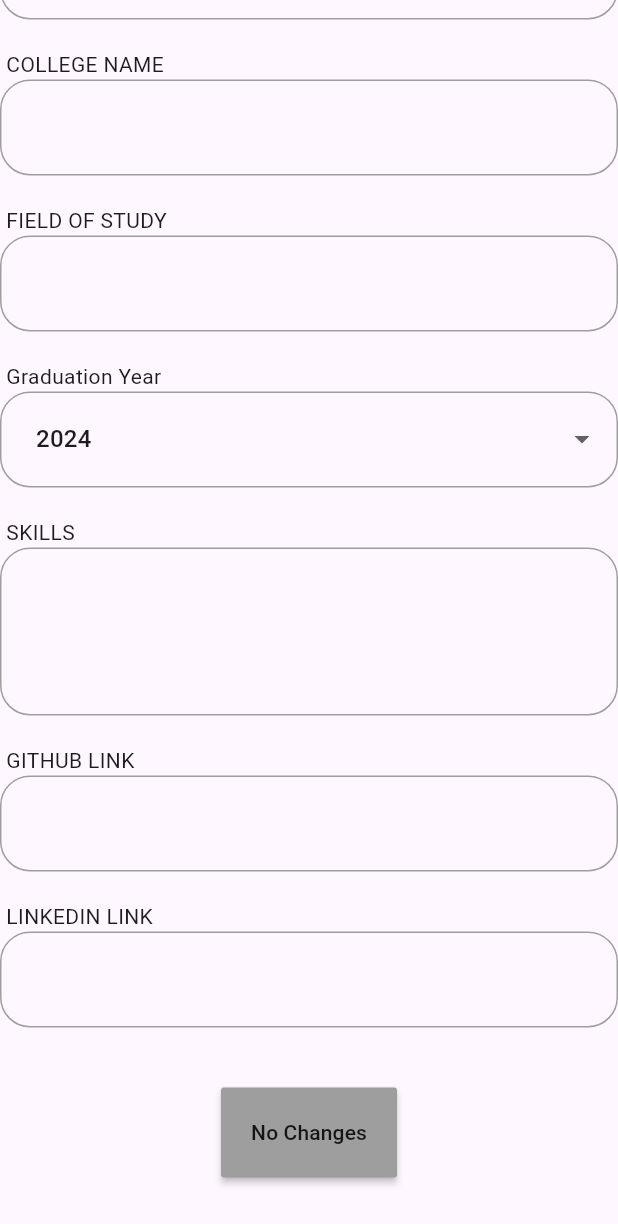
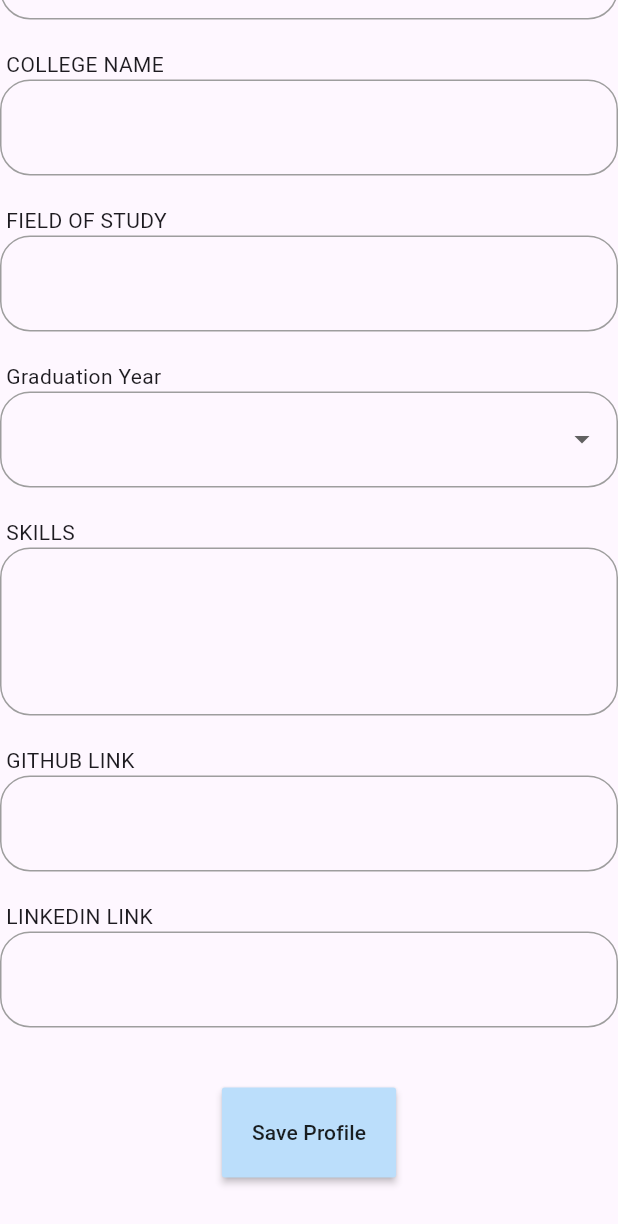
Before and after one commit to vishal-sah/CodeSphere, a Flutter app: the ProfileForm widget shown alone on an empty page, opened directly, scrolled down 828 dp, on a phone screen of 412 x 824 dp. Shown: the top 1224 px of the screen. Run offline on Flutter 3.47's test engine with Material 3 defaults, Android fonts, the phone set to English and light mode, and no system bars; our stand-ins replace cloud_firestore, file_picker, firebase_auth, firebase_core, firebase_storage, image_picker and 1 more; accounts and stored records are empty.

Commit message:
Added User Details from Firebase

```diff
--- a/lib/auth/verify_email.dart
+++ b/lib/auth/verify_email.dart
@@ -1,5 +1,6 @@
 import 'dart:async';
 import 'package:codesphere/dashboard/dashboard.dart';
+import 'package:codesphere/screens/create_account_page.dart';
 import 'package:codesphere/screens/profile_form.dart';
 import 'package:flutter/material.dart';
 import 'package:firebase_auth/firebase_auth.dart';
@@ -91,7 +92,7 @@
             appBar: AppBar(
               title: Text('Provide your details'),
             ),
-            body: ProfileForm(),
+            body: ProfileSection(),
           )
         : Scaffold(
             appBar: AppBar(
--- a/lib/dashboard/dashboard.dart
+++ b/lib/dashboard/dashboard.dart
@@ -2,6 +2,7 @@
 import 'package:codesphere/dashboard/hackathon_page.dart';
 import 'package:codesphere/firebase/firebase_functions.dart';
 import 'package:codesphere/landingPage/landing_page.dart';
+import 'package:codesphere/screens/create_account_page.dart';
 import 'package:codesphere/screens/profile_form.dart';
 import 'package:flutter/material.dart';
 
--- /dev/null
+++ b/lib/screens/create_account_page.dart
@@ -0,0 +1,557 @@
+import 'dart:io';
+import 'package:cloud_firestore/cloud_firestore.dart';
+import 'package:codesphere/auth/signup_page.dart';
+import 'package:codesphere/firebase/firebase_functions.dart';
+import 'package:file_picker/file_picker.dart';
+import 'package:flutter/foundation.dart';
+import 'package:flutter/material.dart';
+import 'package:image_picker/image_picker.dart';
+
+
+class ProfileForm extends StatefulWidget {
+  const ProfileForm({super.key});
+
+  @override
+  _ProfileFormState createState() => _ProfileFormState();
+}
+
+class _ProfileFormState extends State<ProfileForm> {
+  final _formKey = GlobalKey<FormState>();
+
+  // Define variables to hold user data
+  File? _profilePicture;
+  File? _resume;
+  String selectedGender = 'Select';
+  String selectedSize = 'Select';
+  String degree = 'Select';
+  int year = 2024;
+  bool detailsChanged = true;
+  final TextEditingController nameController = TextEditingController();
+  final TextEditingController contactController = TextEditingController();
+  final TextEditingController bioController = TextEditingController();
+  final TextEditingController collegeController = TextEditingController();
+  final TextEditingController fieldController = TextEditingController();
+  final TextEditingController skillsController = TextEditingController();
+  final TextEditingController githubController = TextEditingController();
+  final TextEditingController linkedinController = TextEditingController();
+  String? photo = 'temp';
+  String? resume = 'temp';
+  final AuthServices auth = AuthServices();
+  final FirebaseFirestore firestore = FirebaseFirestore.instance;
+
+  List<String> generateYears() {
+    final List<String> years = [];
+    final int currentYear = DateTime.now().year;
+    for (int year = currentYear + 4; year >= 2000; year--) {
+      years.add(year.toString());
+    }
+    return years;
+  }
+
+  final List<String> tshirtSizes = [
+    'Select',
+    'XS',
+    'S',
+    'M',
+    'L',
+    'XL',
+    'XXL',
+  ];
+
+  final List<String> educationDegrees = [
+    'Select',
+    'High School',
+    'Associate',
+    'Bachelor',
+    'Master',
+    'PhD',
+  ];
+
+  final List<String> genders = [
+    'Select',
+    'Male',
+    'Female',
+    'Other',
+  ];
+
+  // Future<void> pickProfilePicture() async {
+  //   FilePickerResult? result = await FilePicker.platform.pickFiles(
+  //     type: FileType.image,
+  //   );
+  //   if (result != null) {
+  //     //Uint8List bytes = result.files.single.bytes!;
+  //     setState(() {
+  //       //_profilePicture = File.fromRawPath(bytes);
+  //       _profilePicture = File(result.files.single.path!);
+  //     });
+  //   }
+  // }
+
+  // final _picker = ImagePicker();
+  // // Implementing the image picker
+  // Future<void> _openImagePicker() async {
+  //   final XFile? pickedImage =
+  //       await _picker.pickImage(source: ImageSource.gallery);
+  //   if (pickedImage != null) {
+  //     setState(() {
+  //       _profilePicture = File(pickedImage.path);
+  //     });
+  //   }
+  // }
+
+  Future<void> pickImage() async {
+    final picker = ImagePicker();
+    final pickedImage = await picker.pickImage(source: ImageSource.gallery);
+    if (pickedImage != null) {
+      _profilePicture = File(pickedImage.path);
+    } else {
+      //return null;
+    }
+  }
+
+  Future<void> pickResume() async {
+    FilePickerResult? result = await FilePicker.platform.pickFiles(
+      type: FileType.custom,
+      allowedExtensions: ['pdf'],
+    );
+    if (result != null) {
+      setState(() {
+        _resume = File(result.files.single.path!);
+      });
+    }
+  }
+
+  void enableSaveButton(String value) {
+    // if (detailsChanged == false) {
+    //   setState(() {
+    //     detailsChanged = true;
+    //   });
+    // }
+  }
+
+  void saveImage() async {
+    if (_profilePicture != null) {
+      String photoUrl =
+          await auth.savePhoto(_profilePicture!, auth.getCurentUser()!.uid);
+
+      photo = photoUrl;
+    }
+  }
+
+  void saveResume() async {
+    if (_resume != null) {
+      String resumeUrl =
+          await auth.saveResume(_resume!, auth.getCurentUser()!.uid);
+
+      resume = resumeUrl;
+    }
+  }
+
+  // @override
+  // void initState() {
+  //   // Future.delayed(Duration(seconds: 2), () async {
+
+  // });
+
+  //   Future<Map<String, dynamic>> data = auth.getUserData(uid: auth.getCurentUser()!.uid);
+  //   nameController.text = data['name'];
+  //   contactController.text = data['email'];
+  //   selectedGender = data['gender'];
+  //   selectedSize = data['size'];
+  //   bioController.text = data['bio'];
+  //   degree = data['degree'];
+  //   collegeController.text = data['college'];
+  //   fieldController.text = data['field'];
+  //   year = data['passyear'];
+  //   skillsController.text = data['skills'].join(', ');
+  //   githubController.text = data['github'];
+  //   linkedinController.text = data['linkedin'];
+
+  //   super.initState();
+  // }
+
+  @override
+  Widget build(BuildContext context) {
+    final size = MediaQuery.of(context).size;
+    print('rebuilt');
+    return SingleChildScrollView(
+      child: FutureBuilder(
+          future: firestore.collection('users').doc(auth.getCurentUser()!.uid).get(),
+          builder: (context, snapshot) {
+            if (snapshot.connectionState == ConnectionState.waiting) {
+              return const Center(child: CircularProgressIndicator());
+            } else {
+              if (snapshot.hasError) {
+                return Text('Error: ${snapshot.error}');
+              } else {
+                Map<String, dynamic> data = snapshot.data!.data()! as Map<String, dynamic>;
+                nameController.text = data['name'];
+                contactController.text = data['email'];
+                selectedGender = data['gender'];
+                selectedSize = data['size'];
+                bioController.text = data['bio'];
+                degree = data['degree'];
+                collegeController.text = data['college'];
+                fieldController.text = data['field'];
+                year = int.parse(data['passyear']);
+                skillsController.text = data['skills'].join(', ');
+                githubController.text = data['github'];
+                linkedinController.text = data['linkedin'];
+                return Form(
+                  key: _formKey,
+                  child: size.width <= 720
+                      ? Column(
+                          mainAxisAlignment: MainAxisAlignment.start,
+                          //padding: EdgeInsets.symmetric(horizontal: size.width * 0.15),
+                          children: [
+                            ProfileTextField(
+                              labelText: 'NAME',
+                              controller: nameController,
+                              onChanged: enableSaveButton,
+                            ),
+                            ProfileTextField(
+                              labelText: 'CONTACT',
+                              controller: contactController,
+                              onChanged: enableSaveButton,
+                            ),
+                            Padding(
+                              padding: EdgeInsets.only(
+                                left: size.width * 0.01,
+                                top: size.height * 0.02,
+                              ),
+                              child: const Text('RESUME'),
+                            ),
+                            Padding(
+                              padding: EdgeInsets.only(right: size.width * 0.4),
+                              child: ElevatedButton(
+                                onPressed: pickResume,
+                                child: const Text('Pick Resume'),
+                              ),
+                            ),
+                            Padding(
+                              padding: EdgeInsets.only(
+                                left: size.width * 0.01,
+                                top: size.height * 0.02,
+                              ),
+                              child: const Text('PROFILE PICTURE'),
+                            ),
+                            Padding(
+                              padding: EdgeInsets.only(right: size.width * 0.4),
+                              child: ElevatedButton(
+                                onPressed: pickImage,
+                                child: const Text('Pick Profile Picture'),
+                              ),
+                            ),
+                            ProfileDropdownFormField(
+                              value: selectedGender,
+                              labelText: 'GENDER',
+                              items: genders,
+                              onChanged: (value) {
+                                setState(() {
+                                  selectedGender = value!;
+                                });
+                              },
+                              validator: (value) {
+                                if (value == null || value.isEmpty) {
+                                  return 'T-shirt Size is required';
+                                }
+                                return null;
+                              },
+                            ),
+                            ProfileDropdownFormField(
+                              value: selectedSize,
+                              labelText: 'T-SHIRT SIZE',
+                              items: tshirtSizes,
+                              onChanged: (value) {
+                                setState(() {
+                                  selectedSize = value!;
+                                });
+                              },
+                              validator: (value) {
+                                if (value == null || value.isEmpty) {
+                                  return 'T-shirt Size is required';
+                                }
+                                return null;
+                              },
+                            ),
+                            ProfileTextField(
+                              labelText: 'BIO',
+                              maxLines: 3,
+                              controller: bioController,
+                              onChanged: enableSaveButton,
+                            ),
+                            ProfileDropdownFormField(
+                              value: degree,
+                              labelText: 'EDUCATION DEGREE',
+                              items: educationDegrees,
+                              onChanged: (value) {
+                                setState(() {
+                                  degree = value!;
+                                });
+                              },
+                              validator: (value) {
+                                if (value == null ||
+                                    value.isEmpty ||
+                                    value == 'Choose Degree') {
+                                  return 'Education Degree is required';
+                                }
+                                return null;
+                              },
+                            ),
+                            ProfileTextField(
+                              labelText: 'COLLEGE NAME',
+                              controller: collegeController,
+                              onChanged: enableSaveButton,
+                            ),
+                            ProfileTextField(
+                              labelText: 'FIELD OF STUDY',
+                              controller: fieldController,
+                              onChanged: enableSaveButton,
+                            ),
+                            ProfileDropdownFormField(
+                              value: year.toString(),
+                              labelText: 'Graduation Year',
+                              items: generateYears(),
+                              onChanged: (value) {
+                                setState(() {
+                                  year = int.parse(value!);
+                                });
+                              },
+                              validator: (value) {
+                                if (value == null ||
+                                    value.isEmpty ||
+                                    value == 'Choose Size') {
+                                  return 'Graduation Year is required';
+                                }
+                                return null;
+                              },
+                            ),
+                            ProfileTextField(
+                              labelText: 'SKILLS',
+                              maxLines: 3,
+                              controller: skillsController,
+                              onChanged: enableSaveButton,
+                            ),
+                            ProfileTextField(
+                              labelText: 'GITHUB LINK',
+                              controller: githubController,
+                              onChanged: enableSaveButton,
+                            ),
+                            ProfileTextField(
+                              labelText: 'LINKEDIN LINK',
+                              controller: linkedinController,
+                              onChanged: enableSaveButton,
+                            ),
+                            const SizedBox(height: 40.0),
+                            Padding(
+                              padding: EdgeInsets.symmetric(
+                                  horizontal: size.width * 0.25),
+                              child: MaterialButton(
+                                padding: const EdgeInsets.all(20),
+                                color: detailsChanged
+                                    ? Colors.blue.shade100
+                                    : Colors.grey,
+                                hoverColor:
+                                    detailsChanged ? Colors.blue : Colors.grey,
+                                onPressed: !detailsChanged
+                                    ? () {
+                                        if (_formKey.currentState!.validate()) {
+                                          _formKey.currentState!.save();
+                                          ScaffoldMessenger.of(context)
+                                              .showMaterialBanner(
+                                            MaterialBanner(
+                                              content:
+                                                  const Text('Profile saved'),
+                                              actions: [
+                                                TextButton(
+                                                  onPressed: () {
+                                                    ScaffoldMessenger.of(
+                                                            context)
+                                                        .hideCurrentMaterialBanner();
+                                                  },
+                                                  child: const Text('Close'),
+                                                ),
+                                              ],
+                                            ),
+                                          );
+                                          if (kDebugMode) {
+                                            print('Profile saved');
+                                          }
+                                        }
+                                      }
+                                    : () {
+                                        if (photo != null && resume != null) {
+                                          auth.saveData(
+                                            name: nameController.text,
+                                            username: nameController.text,
+                                            email: contactController.text,
+                                            gender: selectedGender,
+                                            bio: bioController.text,
+                                            tShirtSize: selectedSize,
+                                            degree: degree,
+                                            college: collegeController.text,
+                                            field: fieldController.text,
+                                            passingYear: year.toString(),
+                                            skills: skillsController.text
+                                                .split(',')
+                                                .toList(),
+                                            linkedin: linkedinController.text,
+                                            github: githubController.text,
+                                            photo: photo!,
+                                            resume: resume!,
+                                          );
+                                        } else {
+                                          ScaffoldMessenger.of(context)
+                                              .showSnackBar(
+                                            const SnackBar(
+                                              content: Text(
+                                                  'Photo and resume not uploaded'),
+                                              duration: Duration(seconds: 2),
+                                              behavior:
+                                                  SnackBarBehavior.floating,
+                                            ),
+                                          );
+                                        }
+                                      },
+                                child: detailsChanged
+                                    ? const Text('Save Profile')
+                                    : const Text('No Changes'),
+                              ),
+                            ),
+                            const SizedBox(height: 40.0),
+                          ],
+                        )
+                      : Row(
+                          children: [],
+                        ),
+                );
+              }
+            }
+          }),
+    );
+  }
+}
+
+class ProfileDropdownFormField extends StatelessWidget {
+  final String? value;
+  final String? labelText;
+  final List<String> items;
+  final ValueChanged<String?>? onChanged;
+  final FormFieldValidator<String>? validator;
+
+  const ProfileDropdownFormField({
+    super.key,
+    required this.value,
+    required this.labelText,
+    required this.items,
+    required this.onChanged,
+    required this.validator,
+  });
+
+  @override
+  Widget build(BuildContext context) {
+    final size = MediaQuery.of(context).size;
+    return Column(
+      crossAxisAlignment: CrossAxisAlignment.start,
+      children: [
+        const SizedBox(height: 20.0),
+        Padding(
+          padding: EdgeInsets.only(left: size.width * 0.01),
+          child: Text(labelText!),
+        ),
+        DropdownButtonFormField<String>(
+          decoration: InputDecoration(
+            contentPadding: const EdgeInsets.all(20),
+            errorStyle: const TextStyle(color: Colors.redAccent),
+            errorBorder: OutlineInputBorder(
+              borderRadius: BorderRadius.circular(20),
+              borderSide: const BorderSide(color: Colors.redAccent),
+            ),
+            enabledBorder: OutlineInputBorder(
+              borderRadius: BorderRadius.circular(20),
+              borderSide: const BorderSide(color: Colors.grey),
+            ),
+            focusedBorder: OutlineInputBorder(
+              borderRadius: BorderRadius.circular(20),
+              borderSide: const BorderSide(color: Colors.blue),
+            ),
+            border: const OutlineInputBorder(),
+          ),
+          value: value,
+          items: items
+              .map(
+                (item) => DropdownMenuItem<String>(
+                  value: item,
+                  child: Text(item),
+                ),
+              )
+              .toList(),
+          onChanged: onChanged,
+          validator: (value) {
+            if (value == null || value.isEmpty || value == 'Select') {
+              return 'Required';
+            }
+            return null;
+          },
+          autovalidateMode: AutovalidateMode.onUserInteraction,
+        ),
+      ],
+    );
+  }
+}
+
+class ProfileTextField extends StatelessWidget {
+  final String labelText;
+  final int maxLines;
+  final TextEditingController controller;
+  final Function(String) onChanged;
+
+  const ProfileTextField(
+      {super.key,
+      required this.labelText,
+      this.maxLines = 1,
+      required this.controller,
+      required this.onChanged});
+
+  @override
+  Widget build(BuildContext context) {
+    final size = MediaQuery.of(context).size;
+    return Column(
+      crossAxisAlignment: CrossAxisAlignment.start,
+      children: [
+        const SizedBox(height: 20.0),
+        Padding(
+          padding: EdgeInsets.only(left: size.width * 0.01),
+          child: Text(labelText),
+        ),
+        TextFormField(
+            controller: controller,
+            decoration: InputDecoration(
+              contentPadding: const EdgeInsets.all(20),
+              errorStyle: const TextStyle(color: Colors.redAccent),
+              errorBorder: OutlineInputBorder(
+                borderRadius: BorderRadius.circular(20),
+                borderSide: const BorderSide(color: Colors.redAccent),
+              ),
+              enabledBorder: OutlineInputBorder(
+                borderRadius: BorderRadius.circular(20),
+                borderSide: const BorderSide(color: Colors.grey),
+              ),
+              focusedBorder: OutlineInputBorder(
+                borderRadius: BorderRadius.circular(20),
+                borderSide: const BorderSide(color: Colors.blue),
+              ),
+              border: const OutlineInputBorder(),
+            ),
+            maxLines: maxLines,
+            validator: (value) {
+              if (value == null || value.isEmpty) {
+                return '$labelText is required';
+              }
+              return null;
+            },
+            onChanged: onChanged),
+      ],
+    );
+  }
+}
--- a/pubspec.yaml
+++ b/pubspec.yaml
@@ -43,6 +43,7 @@
   file_picker: ^8.0.1
   intl: ^0.19.0
   shared_preferences: ^2.2.3
+  image_picker: ^1.1.0
 
 dev_dependencies:
   flutter_test:
```
Also changed, not shown: lib/auth/signup_page.dart (+18 -18 lines), lib/firebase/firebase_functions.dart (+4 -4 lines), lib/screens/profile_form.dart (+80 -40 lines), pubspec.lock, 2 other files.
